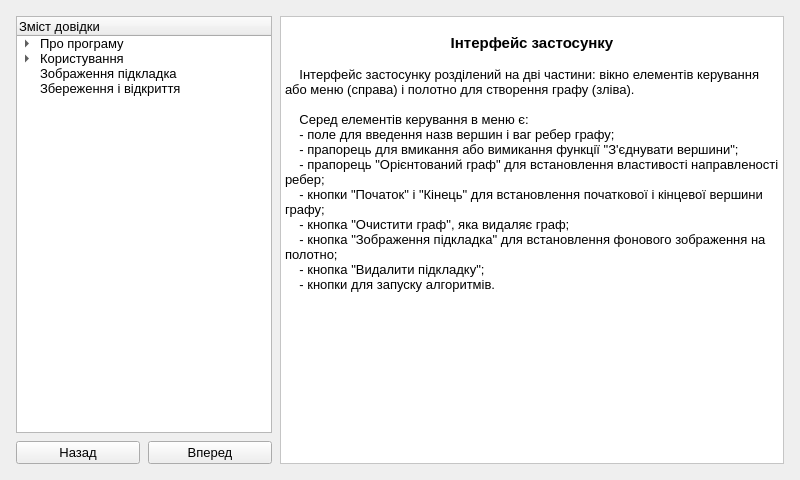
First picture: the form in graphedit/manual.ui, repository SnosMe/kursova, before the edit.
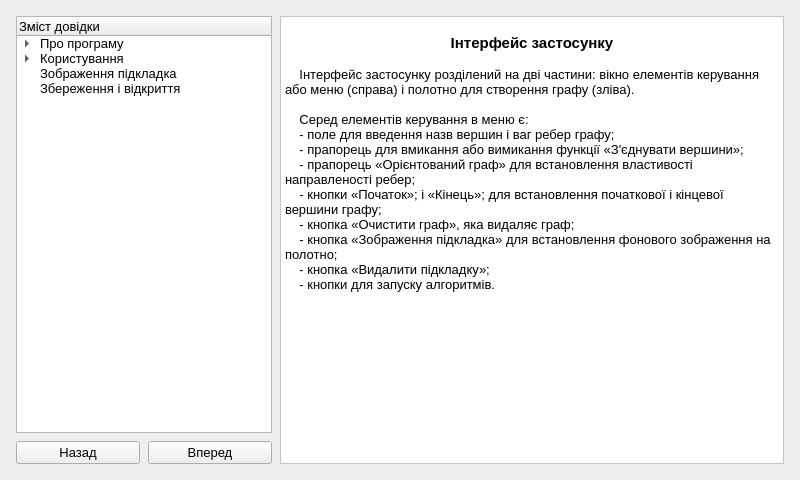
Second picture: the form after the edit. The open tabs and pages were chosen to show the change. Icons and pictures are not drawn.

Commit message: manual reloading

Diff of the .ui file:
```diff
--- a/graphedit/manual.ui
+++ b/graphedit/manual.ui
@@ -255,12 +255,12 @@
 &lt;p style=&quot;-qt-paragraph-type:empty; margin-top:0px; margin-bottom:0px; margin-left:0px; margin-right:0px; -qt-block-indent:0; text-indent:0px; font-size:10pt;&quot;&gt;&lt;br /&gt;&lt;/p&gt;
 &lt;p style=&quot; margin-top:0px; margin-bottom:0px; margin-left:0px; margin-right:0px; -qt-block-indent:0; text-indent:0px;&quot;&gt;&lt;span style=&quot; font-size:10pt;&quot;&gt;    Серед елементів керування в меню є:&lt;/span&gt;&lt;/p&gt;
 &lt;p style=&quot; margin-top:0px; margin-bottom:0px; margin-left:0px; margin-right:0px; -qt-block-indent:0; text-indent:0px;&quot;&gt;&lt;span style=&quot; font-size:10pt;&quot;&gt;    - поле для введення назв вершин і ваг ребер графу;&lt;/span&gt;&lt;/p&gt;
-&lt;p style=&quot; margin-top:0px; margin-bottom:0px; margin-left:0px; margin-right:0px; -qt-block-indent:0; text-indent:0px;&quot;&gt;&lt;span style=&quot; font-size:10pt;&quot;&gt;    - прапорець для вмикання або вимикання функції &amp;quot;З'єднувати вершини&amp;quot;;&lt;/span&gt;&lt;/p&gt;
-&lt;p style=&quot; margin-top:0px; margin-bottom:0px; margin-left:0px; margin-right:0px; -qt-block-indent:0; text-indent:0px;&quot;&gt;&lt;span style=&quot; font-size:10pt;&quot;&gt;    - прапорець &amp;quot;Орієнтований граф&amp;quot; для встановлення властивості направленості ребер;&lt;/span&gt;&lt;/p&gt;
-&lt;p style=&quot; margin-top:0px; margin-bottom:0px; margin-left:0px; margin-right:0px; -qt-block-indent:0; text-indent:0px;&quot;&gt;&lt;span style=&quot; font-size:10pt;&quot;&gt;    - кнопки &amp;quot;Початок&amp;quot; і &amp;quot;Кінець&amp;quot; для встановлення початкової і кінцевої вершини графу;&lt;/span&gt;&lt;/p&gt;
-&lt;p style=&quot; margin-top:0px; margin-bottom:0px; margin-left:0px; margin-right:0px; -qt-block-indent:0; text-indent:0px;&quot;&gt;&lt;span style=&quot; font-size:10pt;&quot;&gt;    - кнопка &amp;quot;Очистити граф&amp;quot;, яка видаляє граф;&lt;/span&gt;&lt;/p&gt;
-&lt;p style=&quot; margin-top:0px; margin-bottom:0px; margin-left:0px; margin-right:0px; -qt-block-indent:0; text-indent:0px;&quot;&gt;&lt;span style=&quot; font-size:10pt;&quot;&gt;    - кнопка &amp;quot;Зображення підкладка&amp;quot; для встановлення фонового зображення на полотно;&lt;/span&gt;&lt;/p&gt;
-&lt;p style=&quot; margin-top:0px; margin-bottom:0px; margin-left:0px; margin-right:0px; -qt-block-indent:0; text-indent:0px;&quot;&gt;&lt;span style=&quot; font-size:10pt;&quot;&gt;    - кнопка &amp;quot;Видалити підкладку&amp;quot;;&lt;/span&gt;&lt;/p&gt;
+&lt;p style=&quot; margin-top:0px; margin-bottom:0px; margin-left:0px; margin-right:0px; -qt-block-indent:0; text-indent:0px;&quot;&gt;&lt;span style=&quot; font-size:10pt;&quot;&gt;    - прапорець для вмикання або вимикання функції «З'єднувати вершини»;&lt;/span&gt;&lt;/p&gt;
+&lt;p style=&quot; margin-top:0px; margin-bottom:0px; margin-left:0px; margin-right:0px; -qt-block-indent:0; text-indent:0px;&quot;&gt;&lt;span style=&quot; font-size:10pt;&quot;&gt;    - прапорець «Орієнтований граф» для встановлення властивості направленості ребер;&lt;/span&gt;&lt;/p&gt;
+&lt;p style=&quot; margin-top:0px; margin-bottom:0px; margin-left:0px; margin-right:0px; -qt-block-indent:0; text-indent:0px;&quot;&gt;&lt;span style=&quot; font-size:10pt;&quot;&gt;    - кнопки «Початок»; і «Кінець»; для встановлення початкової і кінцевої вершини графу;&lt;/span&gt;&lt;/p&gt;
+&lt;p style=&quot; margin-top:0px; margin-bottom:0px; margin-left:0px; margin-right:0px; -qt-block-indent:0; text-indent:0px;&quot;&gt;&lt;span style=&quot; font-size:10pt;&quot;&gt;    - кнопка «Очистити граф», яка видаляє граф;&lt;/span&gt;&lt;/p&gt;
+&lt;p style=&quot; margin-top:0px; margin-bottom:0px; margin-left:0px; margin-right:0px; -qt-block-indent:0; text-indent:0px;&quot;&gt;&lt;span style=&quot; font-size:10pt;&quot;&gt;    - кнопка «Зображення підкладка» для встановлення фонового зображення на полотно;&lt;/span&gt;&lt;/p&gt;
+&lt;p style=&quot; margin-top:0px; margin-bottom:0px; margin-left:0px; margin-right:0px; -qt-block-indent:0; text-indent:0px;&quot;&gt;&lt;span style=&quot; font-size:10pt;&quot;&gt;    - кнопка «Видалити підкладку»;&lt;/span&gt;&lt;/p&gt;
 &lt;p style=&quot; margin-top:0px; margin-bottom:0px; margin-left:0px; margin-right:0px; -qt-block-indent:0; text-indent:0px;&quot;&gt;&lt;span style=&quot; font-size:10pt;&quot;&gt;    - кнопки для запуску алгоритмів.&lt;/span&gt;&lt;/p&gt;
 &lt;p style=&quot;-qt-paragraph-type:empty; margin-top:0px; margin-bottom:0px; margin-left:0px; margin-right:0px; -qt-block-indent:0; text-indent:0px; font-size:10pt;&quot;&gt;&lt;br /&gt;&lt;/p&gt;
 &lt;p style=&quot;-qt-paragraph-type:empty; margin-top:0px; margin-bottom:0px; margin-left:0px; margin-right:0px; -qt-block-indent:0; text-indent:0px; font-size:10pt;&quot;&gt;&lt;br /&gt;&lt;/p&gt;&lt;/body&gt;&lt;/html&gt;</string>
```
Left out of the diff: 34 changed lines with no effect on the pictures. The commit also changes 3 other files.
